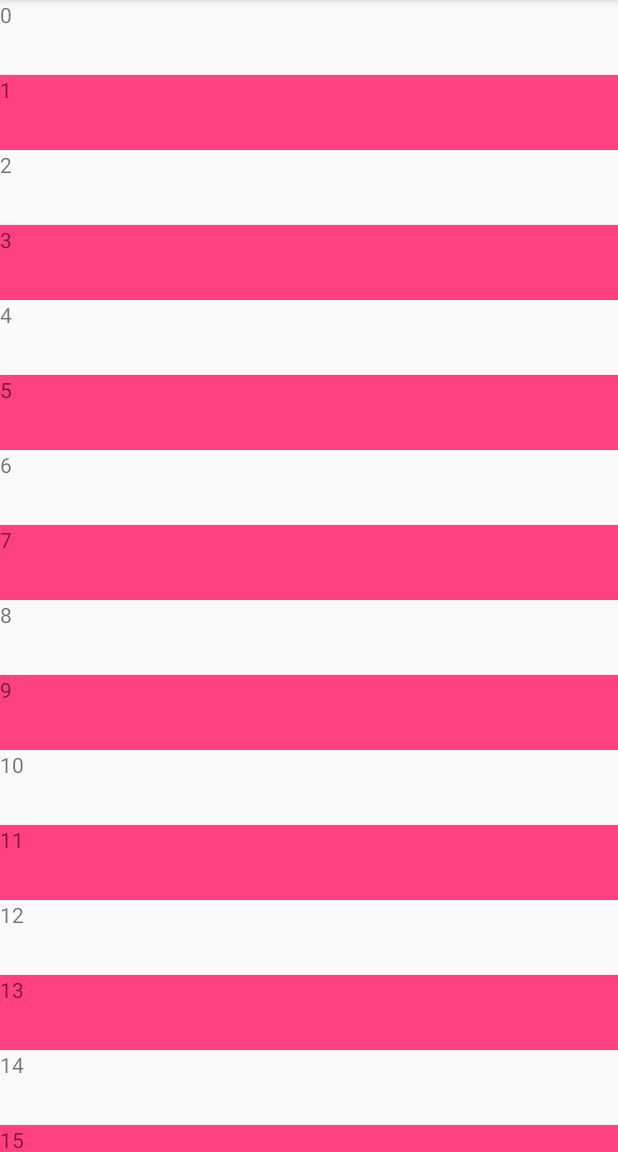
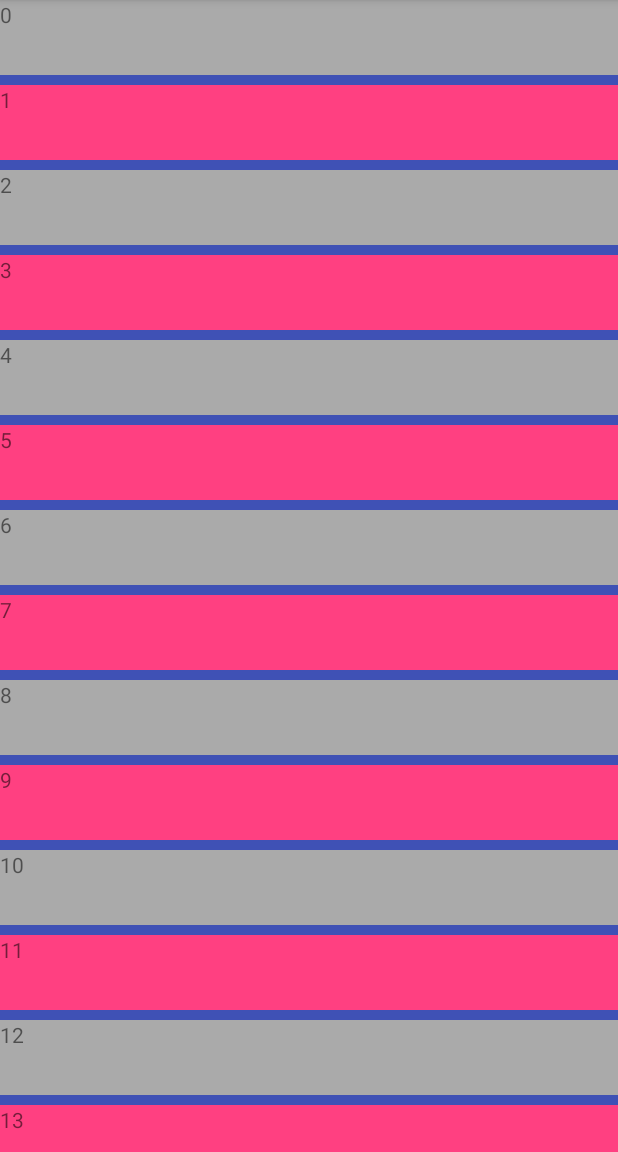
Before and after one commit to ysemylord/PracticeAll, an Android app: the screen it shows after launch (RecyclerViewDemoActivity), on a phone screen of 412 x 824 dp, the part 84-1236 px from its top. Run offline under Robolectric (Android 15) with nearby library versions, the phone set to English and light mode, and no system bars.

Commit message:
RecyclerView SimpleDecorarion

```diff
--- a/MyApplication/ViewDemo/app/src/main/java/com/test/viewdemo/RecyclerViewDemo/RecyclerViewDemoActivity.java
+++ b/MyApplication/ViewDemo/app/src/main/java/com/test/viewdemo/RecyclerViewDemo/RecyclerViewDemoActivity.java
@@ -20,6 +20,7 @@ public class RecyclerViewDemoActivity extends AppCompatActivity {
         setContentView(R.layout.activity_recycler_view_demo);
         mRecyclerView= (RecyclerView) findViewById(R.id.recycler_view);
         mRecyclerView.setLayoutManager(new LinearLayoutManager(this));
+        mRecyclerView.addItemDecoration(new SimpleDecoration(10));
         for (int i = 0; i <20; i++) {
             mNameList.add(i+"");
         }
--- /dev/null
+++ b/MyApplication/ViewDemo/app/src/main/java/com/test/viewdemo/RecyclerViewDemo/SimpleDecoration.java
@@ -0,0 +1,29 @@
+package com.test.viewdemo.RecyclerViewDemo;
+
+import android.graphics.Rect;
+import android.support.v7.widget.RecyclerView;
+import android.view.View;
+
+/**
+ * Created  on 2017/11/16.
+ *
+ * @author xyb
+ */
+
+public class SimpleDecoration extends RecyclerView.ItemDecoration {
+    private int bottomMargin;
+    public SimpleDecoration(int bottomMargin) {
+        this.bottomMargin=bottomMargin;
+    }
+
+    /**
+     * @param outRect 用于控制ItemView四周的边距的矩形
+     * @param view    要显示的ItemView
+     * @param parent
+     * @param state
+     */
+    @Override
+    public void getItemOffsets(Rect outRect, View view, RecyclerView parent, RecyclerView.State state) {
+        outRect.bottom=bottomMargin;
+    }
+}
--- a/MyApplication/ViewDemo/app/src/main/res/layout/activity_recycler_view_demo.xml
+++ b/MyApplication/ViewDemo/app/src/main/res/layout/activity_recycler_view_demo.xml
@@ -7,6 +7,7 @@
     android:layout_height="match_parent"
     tools:context="com.test.viewdemo.RecyclerViewDemo.RecyclerViewDemoActivity">
      <android.support.v7.widget.RecyclerView
+         android:background="@color/colorPrimary"
          android:id="@+id/recycler_view"
          android:layout_width="match_parent"
          android:layout_height="match_parent"></android.support.v7.widget.RecyclerView>
--- a/MyApplication/ViewDemo/app/src/main/res/layout/recycler_view_item_type_one.xml
+++ b/MyApplication/ViewDemo/app/src/main/res/layout/recycler_view_item_type_one.xml
@@ -2,6 +2,7 @@
 <LinearLayout xmlns:android="http://schemas.android.com/apk/res/android"
               android:layout_width="match_parent"
               android:layout_height="50dp"
+              android:background="@android:color/darker_gray"
               android:orientation="vertical">
 
     <TextView
```
